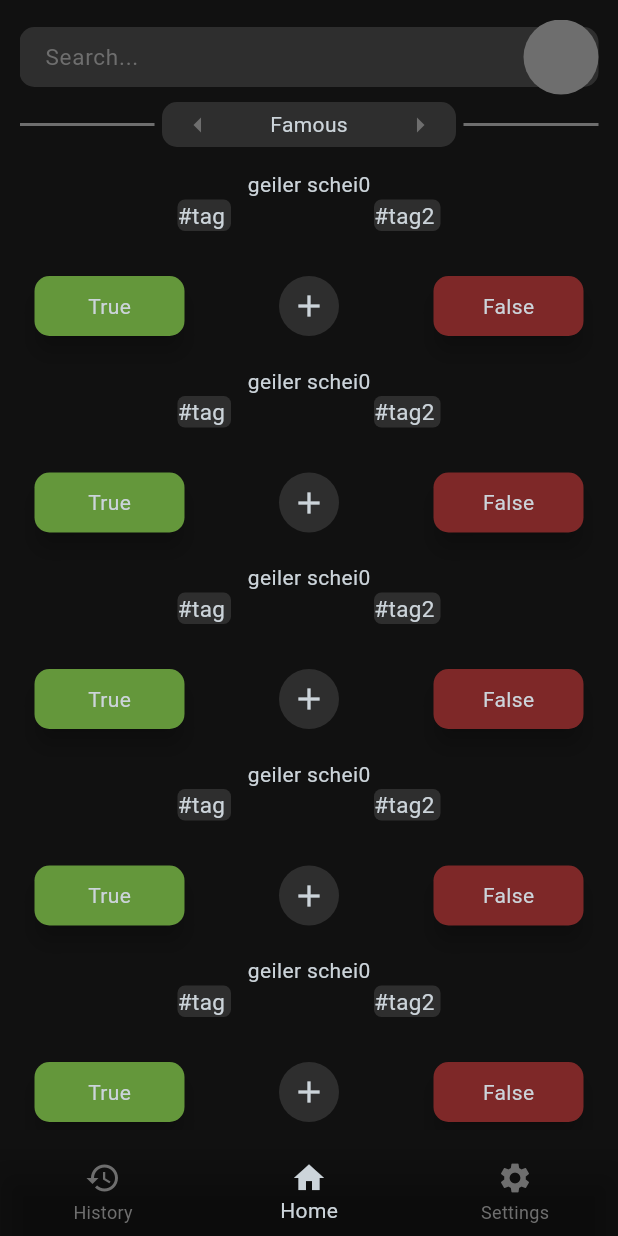
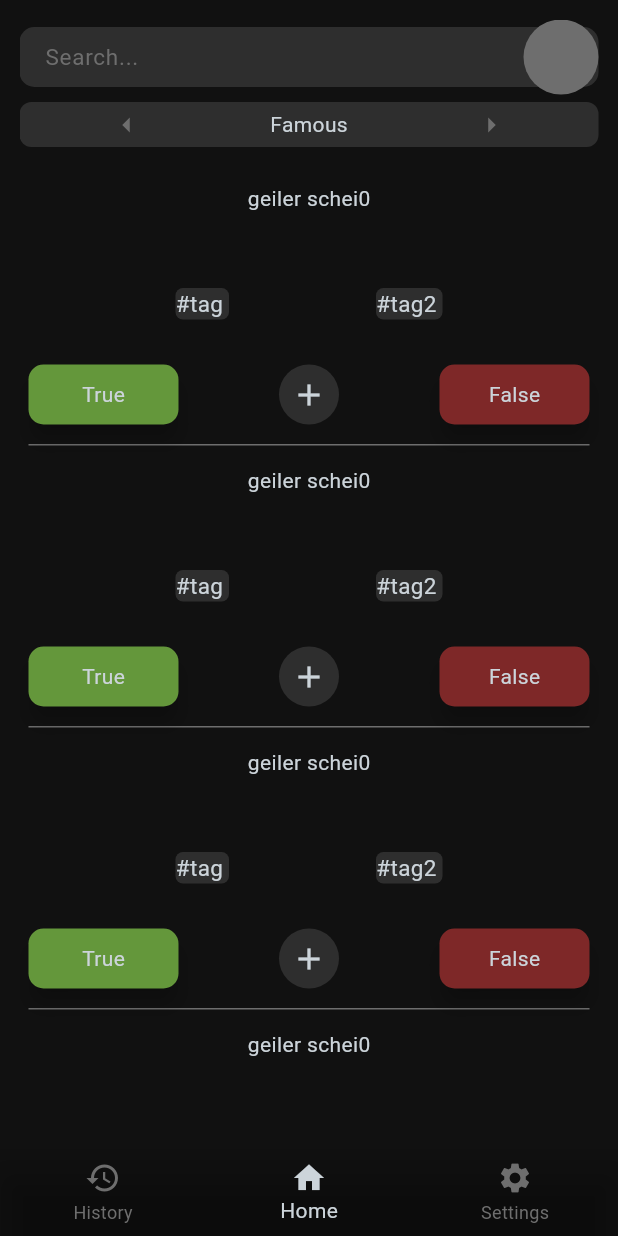
Before and after one commit to Raphael2b3/swarmintelligencemobile, a Flutter app: the screen it shows after launch, item 2 of the bottom bar chosen, on a phone screen of 412 x 824 dp. Run offline on Flutter 3.47's test engine with Material 3 defaults, Android fonts, the phone set to English and light mode, and no system bars; our stand-ins replace go_router; missing offline and left inert: dart:ffi.

Commit message:
Refactor UI widgets and remove unused code

```diff
--- a/lib/ui/screens/search.dart
+++ b/lib/ui/screens/search.dart
@@ -2,7 +2,6 @@ import 'package:flutter/material.dart';
 import 'package:swarmintelligencemobile/ui/widgets/primitives/content_list.dart';
 import 'package:swarmintelligencemobile/ui/widgets/inputs/cathegory_selector.dart';
 import 'package:swarmintelligencemobile/ui/widgets/inputs/searchbar.dart';
-import 'package:swarmintelligencemobile/constants/settings.dart';
 
 class SearchPage extends StatelessWidget {
   const SearchPage({super.key});
@@ -10,13 +9,7 @@ class SearchPage extends StatelessWidget {
   @override
   Widget build(BuildContext context) {
     return const Column(
-      children: [
-        Searchbar(),
-        CathegorySelector(
-          cathegories: Settings.cathegories,
-        ),
-        ContentList()
-      ],
+      children: [Searchbar(), CathegorySelector(), ContentList()],
     );
   }
 }
--- a/lib/ui/widgets/inputs/cathegory_selector.dart
+++ b/lib/ui/widgets/inputs/cathegory_selector.dart
@@ -1,13 +1,11 @@
 import 'package:flutter/material.dart';
+import 'package:swarmintelligencemobile/constants/settings.dart';
 import 'package:swarmintelligencemobile/constants/styles.dart';
 
 class CathegorySelector extends StatefulWidget {
-  final List<String> cathegories;
+  final List<String> cathegories = Settings.cathegories;
 
-  const CathegorySelector({
-    super.key,
-    required this.cathegories,
-  });
+  const CathegorySelector({super.key});
 
   @override
   State<CathegorySelector> createState() => _CathegoryselectorState();
@@ -26,30 +24,25 @@ class _CathegoryselectorState extends State<CathegorySelector> {
 
   @override
   Widget build(BuildContext context) {
-    return Row(
+    return Center(
+      child: Container(
+        margin: const EdgeInsets.only(top: 5, bottom: 5),
+        height: 30,
+        decoration: const BoxDecoration(
+          color: AppColors.highlightdark,
+          borderRadius: BorderRadius.all(Radius.circular(8)),
+        ),
+        child: Center(
+          child: Row(
             mainAxisAlignment: MainAxisAlignment.center,
             children: [
               Expanded(
-          child: Container(
-            color: AppColors.secondary,
-            height: 2,
-          ),
-        ),
-        Container(
-          margin: const EdgeInsets.all(5),
-          height: 30,
-          decoration: const BoxDecoration(
-            color: AppColors.highlightdark,
-            borderRadius: BorderRadius.all(Radius.circular(10)),
-          ),
-          child: Row(
-            children: [
-              IconButton(
-                alignment: Alignment.center,
+                child: IconButton(
                   padding: const EdgeInsets.all(0),
                   color: AppColors.secondary,
                   onPressed: () => {changeIndex(index + 1)},
                   icon: const Icon(Icons.arrow_left),
+                ),
               ),
               Container(
                 constraints: const BoxConstraints(minWidth: 100),
@@ -58,31 +51,19 @@ class _CathegoryselectorState extends State<CathegorySelector> {
                   textAlign: TextAlign.center,
                 ),
               ),
-              IconButton(
-                  alignment: Alignment.center,
+              Expanded(
+                child: IconButton(
                     padding: const EdgeInsets.all(0),
                     color: AppColors.secondary,
                     onPressed: () => {changeIndex(index - 1)},
                     icon: const Icon(
                       Icons.arrow_right,
                     )),
-            ],
-          ),
-        ),
-        Expanded(
-          child: Row(
-            mainAxisAlignment: MainAxisAlignment.end,
-            children: [
-              Expanded(
-                child: Container(
-                  color: AppColors.secondary,
-                  height: 2,
-                ),
               ),
             ],
           ),
         ),
-      ],
+      ),
     );
   }
 }
--- a/lib/ui/widgets/modelviews/login_server_connection.dart
+++ b/lib/ui/widgets/modelviews/login_server_connection.dart
@@ -2,7 +2,6 @@ import 'package:flutter/material.dart';
 import 'package:go_router/go_router.dart';
 import 'package:swarmintelligencemobile/ui/widgets/inputs/buttons/votebutton.dart';
 import 'package:swarmintelligencemobile/ui/widgets/inputs/default_textfield.dart';
-import 'package:swarmintelligencemobile/ui/widgets/primitives/default_card.dart';
 
 class LoginServerConnection extends StatelessWidget {
   LoginServerConnection({super.key});
@@ -20,7 +19,7 @@ class LoginServerConnection extends StatelessWidget {
 
   @override
   Widget build(BuildContext context) {
-    return DefaultCard(
+    return Container(
         child: Column(
       children: [
         DefaultTextField(
--- a/lib/ui/widgets/modelviews/statement/statement.dart
+++ b/lib/ui/widgets/modelviews/statement/statement.dart
@@ -1,4 +1,5 @@
 import 'package:flutter/material.dart';
+import 'package:swarmintelligencemobile/constants/styles.dart';
 import 'package:swarmintelligencemobile/ui/widgets/inputs/buttons/addbutton.dart';
 import 'package:swarmintelligencemobile/ui/widgets/inputs/buttons/votebutton.dart';
 import 'package:swarmintelligencemobile/ui/widgets/primitives/taglist.dart';
@@ -11,11 +12,18 @@ class Statement extends StatelessWidget {
   @override
   Widget build(BuildContext context) {
     return Container(
-      padding: const EdgeInsets.all(10),
+      padding: const EdgeInsets.only(bottom: 13, top: 13),
+      decoration: const BoxDecoration(
+        border:
+            Border(bottom: BorderSide(color: AppColors.secondary, width: 1)),
+      ),
       child: Column(
         children: [
           Text(
             text,
+          ),
+          const SizedBox(
+            height: 50,
           ),
           const TagList(tags: ["tag", "tag2"]),
           Container(
--- a/lib/ui/widgets/modelviews/statement/statementmoreoptions.dart
+++ b/lib/ui/widgets/modelviews/statement/statementmoreoptions.dart
@@ -1,14 +1,13 @@
 import 'package:flutter/material.dart';
 import 'package:swarmintelligencemobile/ui/widgets/inputs/buttons/addbutton.dart';
 import 'package:swarmintelligencemobile/ui/widgets/inputs/buttons/votebutton.dart';
-import 'package:swarmintelligencemobile/ui/widgets/primitives/default_card.dart';
 
 class StatementMoreOptions extends StatelessWidget {
   const StatementMoreOptions({super.key});
 
   @override
   Widget build(BuildContext context) {
-    return DefaultCard(
+    return Container(
         child: Column(
       children: [
         const Text(
--- a/lib/ui/widgets/primitives/content_list.dart
+++ b/lib/ui/widgets/primitives/content_list.dart
@@ -13,6 +13,7 @@ class ContentList extends StatelessWidget {
         color: AppColors.secondary,
         onRefresh: () async => print("refresh"),
         child: ListView.builder(
+          padding: const EdgeInsets.all(6),
           itemCount: 100,
           itemBuilder: (context, index) =>
               const Statement(text: "geiler schei0"),
```
Also changed, not shown: lib/ui/widgets/inputs/buttons/clickable_card.dart (deleted, +0 -37 lines), lib/ui/widgets/inputs/expandable_card.dart (deleted, +0 -30 lines), lib/ui/widgets/modelviews/server/server_card.dart (+5 -6 lines), lib/ui/widgets/primitives/cathegory.dart (+4 -3 lines), lib/ui/widgets/primitives/default_card.dart (deleted, +0 -20 lines). Lines whose indentation alone changed are shown as unchanged.
